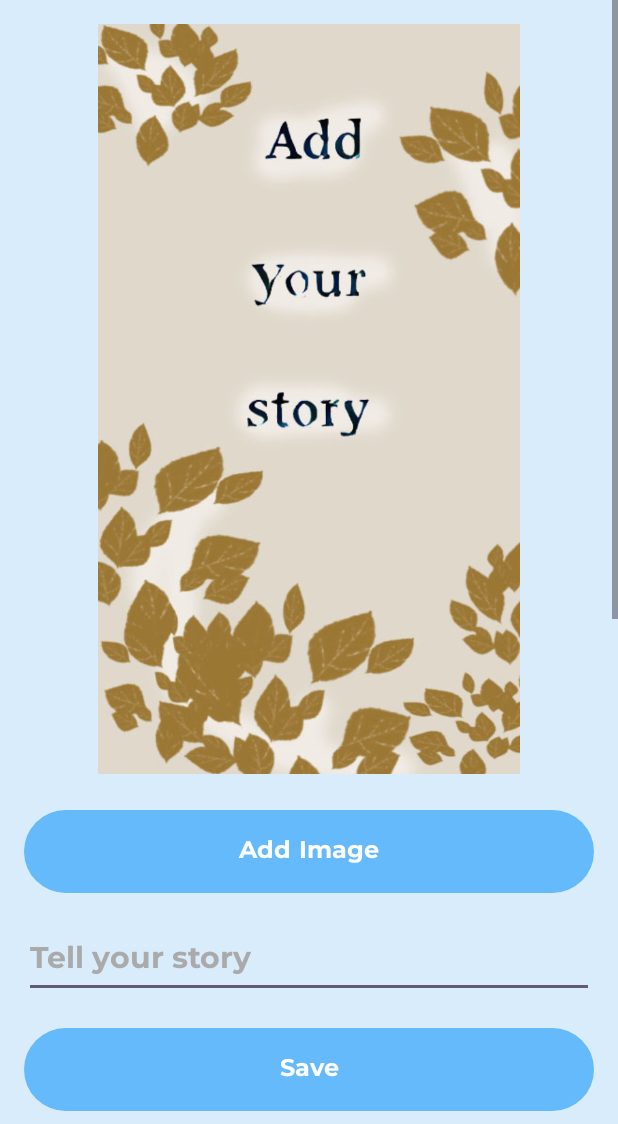
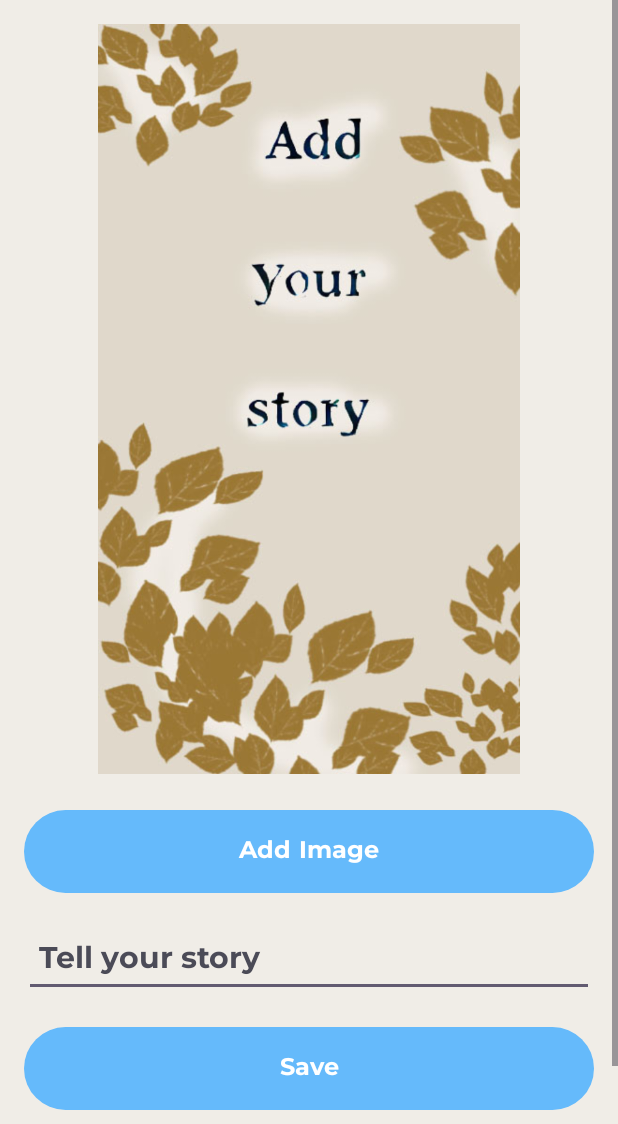
Before and after one commit to WenDeHor/s_crafter, an Android app: the AddStory screen opened directly, with no data from a screen before it, on a phone screen of 412 x 824 dp, the part 112-1236 px from its top. Run offline under Robolectric (Android 15) with nearby library versions, the phone set to English and light mode, and no system bars.

Commit message:
18.fix add story

```diff
--- a/app/build.gradle.kts
+++ b/app/build.gradle.kts
@@ -10,8 +10,8 @@ android {
         applicationId = "com.wendehor.s_crafter"
         minSdk = 24
         targetSdk = 34
-        versionCode = 3
-        versionName = "1.2"
+        versionCode = 4
+        versionName = "1.3"
 
         testInstrumentationRunner = "androidx.test.runner.AndroidJUnitRunner"
         vectorDrawables.useSupportLibrary = true
--- a/app/src/main/AndroidManifest.xml
+++ b/app/src/main/AndroidManifest.xml
@@ -20,6 +20,7 @@
             android:exported="false" />
         <activity
             android:name=".AddStory"
+            android:windowSoftInputMode="adjustPan"
             android:exported="false" />
         <activity
             android:name=".StoryPage"
--- a/app/src/main/res/layout/activity_add_story.xml
+++ b/app/src/main/res/layout/activity_add_story.xml
@@ -6,7 +6,8 @@
     android:layout_width="match_parent"
     android:layout_height="match_parent"
     android:background="@color/bg_app_color"
-    tools:context=".StoryPage">
+
+    tools:context=".AddStory">
 
     <TextView
         android:id="@+id/textView"
@@ -43,7 +44,7 @@
         tools:ignore="RtlSymmetry" />
 
     <ScrollView
-        android:id="@+id/scrollView"
+        android:id="@+id/scrollViewAddStory"
         android:layout_width="wrap_content"
         android:layout_height="0dp"
         android:fillViewport="true"
@@ -87,16 +88,19 @@
                 android:id="@+id/addingText"
                 android:layout_width="match_parent"
                 android:layout_height="wrap_content"
+                android:minHeight="48dp"
                 android:layout_marginTop="16dp"
                 android:layout_marginBottom="16dp"
+                android:fontFamily="@font/montserrat_bold"
                 android:gravity="start|top"
-                android:fontFamily="@font/montserrat_bold"
                 android:hint="@string/hint_text"
                 android:importantForAutofill="no"
                 android:inputType="textMultiLine"
                 android:maxLength="250"
-                android:textColor="@color/black"
-                android:textColorHint="@android:color/darker_gray"
+                android:padding="10dp"
+                android:scrollbars="none"
+                android:textColor="@color/text_color"
+                android:textColorHint="@color/hint_text_color"
                 android:textSize="20sp"
                 app:layout_constraintBottom_toTopOf="@+id/button2"
                 app:layout_constraintEnd_toEndOf="parent"
@@ -107,26 +111,16 @@
                 android:id="@+id/buttonSaveStory"
                 android:layout_width="match_parent"
                 android:layout_height="wrap_content"
+                android:layout_marginBottom="30dp"
+                android:fontFamily="@font/montserrat_bold"
                 android:padding="16dp"
                 android:stateListAnimator="@android:anim/bounce_interpolator"
                 android:text="@string/save"
-                android:fontFamily="@font/montserrat_bold"
-                android:textColor="#FFFFFF"
+                android:textColor="@color/button_text_color"
                 android:textSize="16sp"
                 app:layout_constraintBottom_toBottomOf="parent"
                 app:layout_constraintEnd_toEndOf="parent"
                 app:layout_constraintStart_toStartOf="parent" />
-
-            <ScrollView
-                android:layout_width="match_parent"
-                android:layout_height="600dp">
-
-                <LinearLayout
-                    android:layout_width="match_parent"
-                    android:layout_height="wrap_content"
-                    android:orientation="vertical" />
-            </ScrollView>
-
         </LinearLayout>
     </ScrollView>
 </androidx.constraintlayout.widget.ConstraintLayout>
--- a/app/src/main/res/values/colors.xml
+++ b/app/src/main/res/values/colors.xml
@@ -10,10 +10,15 @@
     <color name="button_focused_color">#00FF00</color>
     <color name="button_default_color">#0000FF</color>
 
+    <color name="hint_text_color">#4B4B57</color>
+    <color name="text_color">#0D0D16</color>
+
     <color name="button_color">#65BAFB</color>
-    <color name="bg_app_color">#D9ECFB</color>
+    <color name="button_text_color">#FFFFFF</color>
+    <color name="bg_app_color">#F0EDE7</color>
     <color name="bg_navigation_color">#C6D7E4</color>
     <color name="bg_navigation_color_on">#89C2EF</color>
     <color name="bg_card_color">#AEDCFF</color>
 
+
 </resources>
```
Also changed, not shown: gradle/wrapper/gradle-wrapper.properties.
